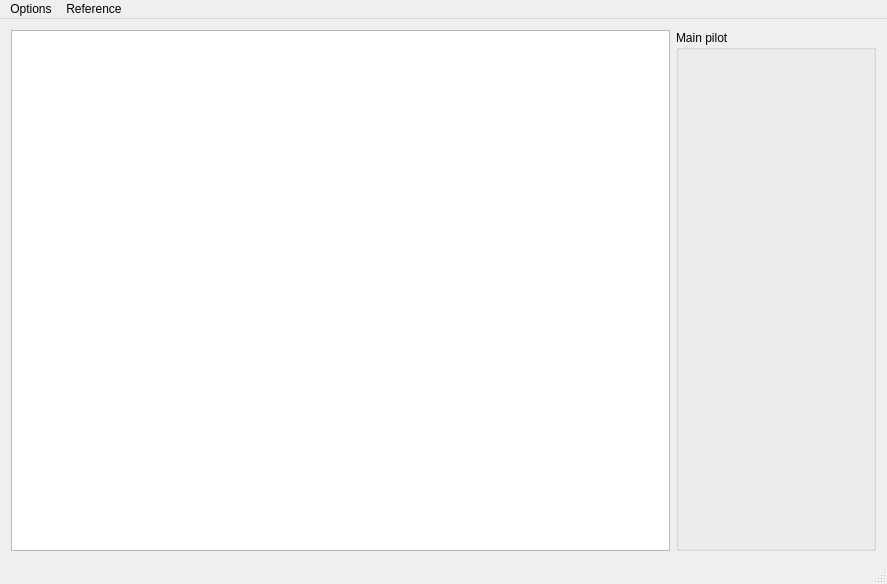
Old version of the form mainwindow.ui in the repository robocenter-rov/remote-control.
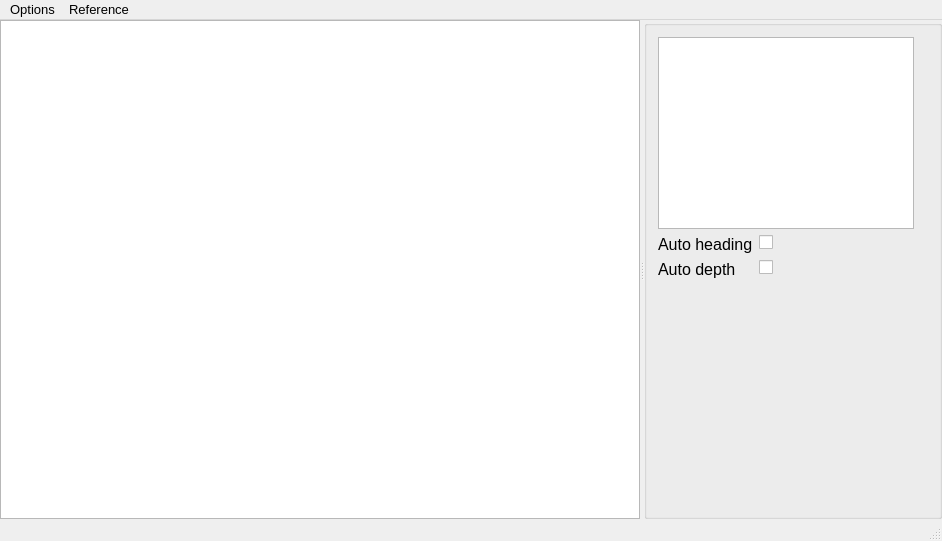
New version of the form.

What changed in the file:
```diff
--- a/mainwindow.ui
+++ b/mainwindow.ui
@@ -9,8 +9,8 @@
    <rect>
     <x>0</x>
     <y>0</y>
-    <width>887</width>
-    <height>584</height>
+    <width>942</width>
+    <height>541</height>
    </rect>
   </property>
   <property name="minimumSize">
@@ -19,16 +19,46 @@
     <height>0</height>
    </size>
   </property>
+  <property name="font">
+   <font>
+    <pointsize>10</pointsize>
+   </font>
+  </property>
   <property name="windowTitle">
    <string>ROV Control</string>
   </property>
+  <property name="autoFillBackground">
+   <bool>true</bool>
+  </property>
+  <property name="locale">
+   <locale language="English" country="UnitedStates"/>
+  </property>
   <widget class="QWidget" name="centralWidget">
    <property name="styleSheet">
     <string notr="true"/>
    </property>
    <layout class="QGridLayout" name="gridLayout">
+    <property name="leftMargin">
+     <number>0</number>
+    </property>
+    <property name="topMargin">
+     <number>0</number>
+    </property>
+    <property name="rightMargin">
+     <number>0</number>
+    </property>
+    <property name="bottomMargin">
+     <number>0</number>
+    </property>
+    <property name="verticalSpacing">
+     <number>6</number>
+    </property>
     <item row="0" column="0">
-     <widget class="QGraphicsView" name="graphicsView">
+     <widget class="QSplitter" name="splitter">
+      <property name="orientation">
+       <enum>Qt::Horizontal</enum>
+      </property>
+      <widget class="QGraphicsView" name="mainView">
       <property name="sizePolicy">
        <sizepolicy hsizetype="Preferred" vsizetype="Preferred">
         <horstretch>0</horstretch>
@@ -41,6 +71,9 @@
         <height>480</height>
        </size>
       </property>
+       <property name="lineWidth">
+        <number>0</number>
+       </property>
       <property name="verticalScrollBarPolicy">
        <enum>Qt::ScrollBarAlwaysOff</enum>
       </property>
@@ -48,8 +81,6 @@
        <enum>Qt::ScrollBarAlwaysOff</enum>
       </property>
      </widget>
-    </item>
-    <item row="0" column="1">
      <widget class="QGroupBox" name="groupBox">
       <property name="sizePolicy">
        <sizepolicy hsizetype="Fixed" vsizetype="Preferred">
@@ -63,9 +94,75 @@
         <height>0</height>
        </size>
       </property>
+       <property name="font">
+        <font>
+         <family>MS UI Gothic</family>
+         <pointsize>12</pointsize>
+         <weight>50</weight>
+         <bold>false</bold>
+        </font>
+       </property>
+       <property name="autoFillBackground">
+        <bool>false</bool>
+       </property>
       <property name="title">
-       <string>Main pilot</string>
-      </property>
+        <string/>
+       </property>
+       <layout class="QVBoxLayout" name="verticalLayout">
+        <item>
+         <widget class="QGraphicsView" name="extraView">
+          <property name="sizePolicy">
+           <sizepolicy hsizetype="Fixed" vsizetype="Fixed">
+            <horstretch>0</horstretch>
+            <verstretch>0</verstretch>
+           </sizepolicy>
+          </property>
+          <property name="layoutDirection">
+           <enum>Qt::LeftToRight</enum>
+          </property>
+          <property name="alignment">
+           <set>Qt::AlignHCenter|Qt::AlignTop</set>
+          </property>
+         </widget>
+        </item>
+        <item>
+         <layout class="QFormLayout" name="formLayout">
+          <property name="labelAlignment">
+           <set>Qt::AlignJustify|Qt::AlignVCenter</set>
+          </property>
+          <property name="formAlignment">
+           <set>Qt::AlignJustify|Qt::AlignTop</set>
+          </property>
+          <property name="leftMargin">
+           <number>0</number>
+          </property>
+          <property name="topMargin">
+           <number>0</number>
+          </property>
+          <item row="1" column="0">
+           <widget class="QLabel" name="autoHeadingLabel">
+            <property name="text">
+             <string>Auto heading</string>
+            </property>
+           </widget>
+          </item>
+          <item row="1" column="1">
+           <widget class="QCheckBox" name="autoHeadingCheckBox"/>
+          </item>
+          <item row="2" column="0">
+           <widget class="QLabel" name="autoDepthLabel">
+            <property name="text">
+             <string>Auto depth</string>
+            </property>
+           </widget>
+          </item>
+          <item row="2" column="1">
+           <widget class="QCheckBox" name="autoDepthCheckBox"/>
+          </item>
+         </layout>
+        </item>
+       </layout>
+      </widget>
      </widget>
     </item>
    </layout>
@@ -75,7 +172,7 @@
     <rect>
      <x>0</x>
      <y>0</y>
-     <width>887</width>
+     <width>942</width>
      <height>21</height>
     </rect>
    </property>
```
Lines whose indentation alone changed are shown as unchanged.
